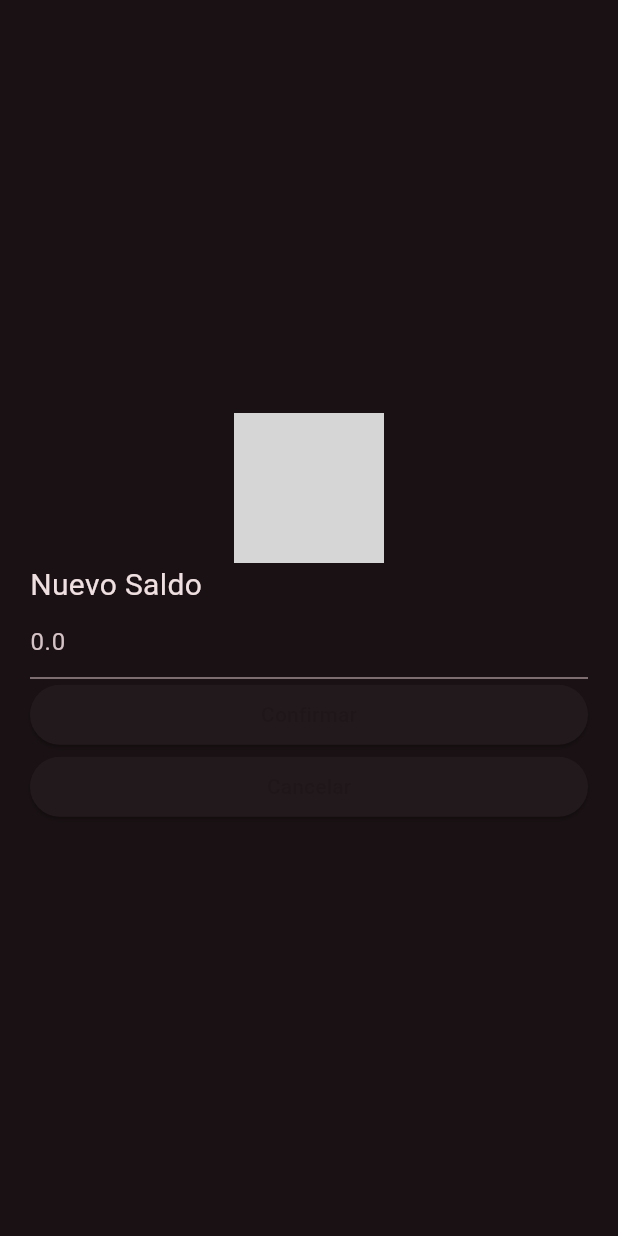
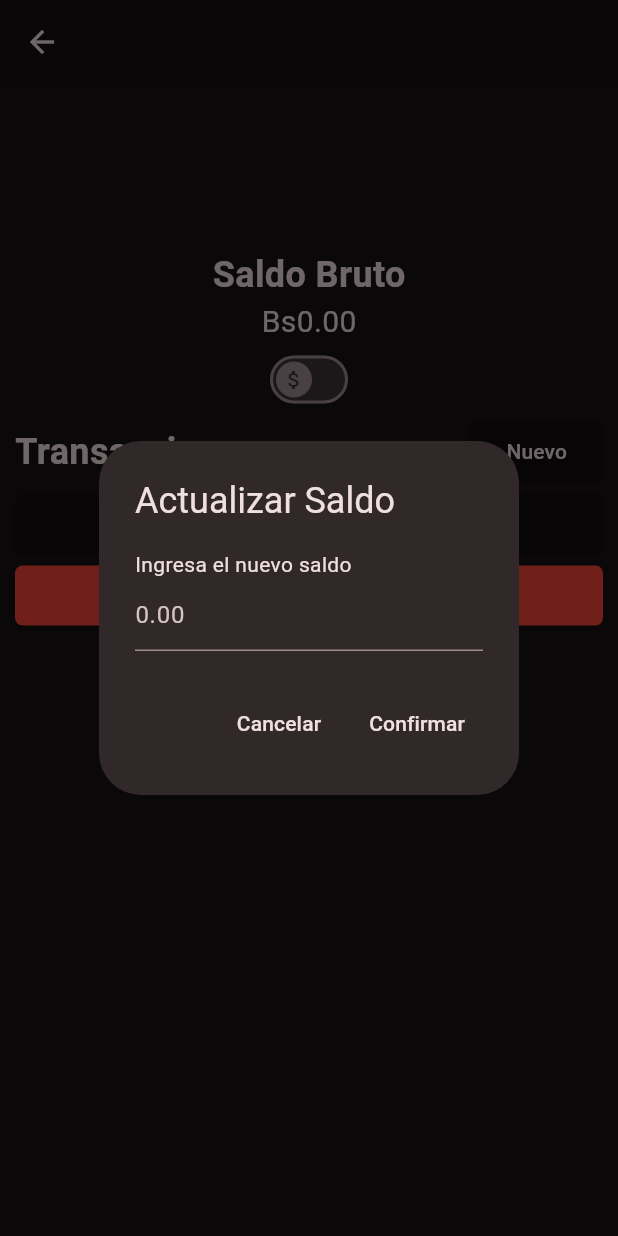
Before and after one commit to Eeshe/fundy, a Flutter app: the AccountPage screen opened directly with empty values, after a tap on "Actualizar Saldo", on a phone screen of 412 x 824 dp. Run offline on Flutter 3.47's test engine with Material 3 defaults, Android fonts, the phone set to English and light mode, and no system bars; our stand-ins replace flutter_colorpicker, flutter_expandable_fab, hive, local_auth, month_picker_dialog, percent_indicator and 1 more; missing offline and left inert: coingecko_api; accounts and stored records are empty; generated files the repository leaves out were written again; network calls fail; grey boxes are pictures that could not be loaded.

Commit message:
feat: Stylized account balance update

```diff
--- a/lib/l10n/app_en.arb
+++ b/lib/l10n/app_en.arb
@@ -59,6 +59,7 @@
   "lessThanZeroPaidAmount": "Paid amount can't be lower than 0",
   "paidAmountHigherThanExpenseAmount": "Paid amount can't be higher than the Expense's amount",
   "newBalance": "New Balance",
+  "newBalanceInstructions": "Enter the updated balance",
   "emptyNewBalance": "Please enter a new balance",
   "lessThanZeroNewBalance": "New balance can't be lower than 0",
   "balanceUpdate": "Balance Update",
--- a/lib/l10n/app_es.arb
+++ b/lib/l10n/app_es.arb
@@ -59,6 +59,7 @@
   "lessThanZeroPaidAmount": "El monto pagado no puede ser menor que 0",
   "paidAmountHigherThanExpenseAmount": "El monto pagado no puede ser mayor que el monto del gasto",
   "newBalance": "Nuevo Saldo",
+  "newBalanceInstructions": "Ingresa el nuevo saldo",
   "emptyNewBalance": "Por favor ingresa un nuevo saldo",
   "lessThanZeroNewBalance": "El nuevo saldo no puede ser menor que 0",
   "balanceUpdate": "Actualización de Saldo",
--- a/lib/ui/pages/account_page.dart
+++ b/lib/ui/pages/account_page.dart
@@ -8,7 +8,7 @@ import 'package:finman/core/services/conversion_service.dart';
 import 'package:finman/core/services/saving_service.dart';
 import 'package:finman/ui/pages/saving_form_page.dart';
 import 'package:finman/ui/pages/transaction_form_page.dart';
-import 'package:finman/ui/pages/update_balance_page.dart';
+import 'package:finman/ui/pages/update_account_balance_dialog.dart';
 import 'package:finman/ui/shared/localization.dart';
 import 'package:finman/ui/shared/widgets/account_icon_widget.dart';
 import 'package:finman/ui/shared/widgets/scrollable_page_widget.dart';
@@ -276,10 +276,9 @@ class AccountPageState extends State<AccountPage> {
                 RoundedRectangleBorder(borderRadius: BorderRadius.circular(5)),
           ),
           onPressed: () async {
-            await Navigator.push(
-                context,
-                MaterialPageRoute(
-                    builder: (context) => UpdateBalancePage(widget._account)));
+            await showDialog(
+                context: context,
+                builder: (context) => UpdateBalanceDialog(widget._account));
             setState(() {});
           },
           child: Text(
--- /dev/null
+++ b/lib/ui/pages/update_account_balance_dialog.dart
@@ -0,0 +1,83 @@
+import 'package:finman/core/models/account.dart';
+import 'package:finman/core/models/transaction.dart';
+import 'package:finman/ui/shared/localization.dart';
+import 'package:finman/ui/shared/widgets/text_input_widget.dart';
+import 'package:flutter/material.dart';
+
+class UpdateBalanceDialog extends StatefulWidget {
+  final Account _account;
+
+  const UpdateBalanceDialog(this._account, {super.key});
+
+  @override
+  State<StatefulWidget> createState() => UpdateBalanceDialogStage();
+}
+
+class UpdateBalanceDialogStage extends State<UpdateBalanceDialog> {
+  final GlobalKey<FormState> _formKey = GlobalKey<FormState>();
+  final TextEditingController _newBalanceInputController =
+      TextEditingController();
+
+  @override
+  Widget build(BuildContext context) {
+    return AlertDialog(
+      title: Text(getAppLocalizations(context)!.updateBalance),
+      content: Column(
+        mainAxisSize: MainAxisSize.min,
+        crossAxisAlignment: CrossAxisAlignment.start,
+        children: [
+          Text(getAppLocalizations(context)!.newBalanceInstructions),
+          Form(
+            key: _formKey,
+            child: TextInputWidget(
+              inputController: _newBalanceInputController,
+              hintText: "0.00",
+              textInputType:
+                  const TextInputType.numberWithOptions(decimal: true),
+              validator: (value) {
+                if (value == null || value.isEmpty) {
+                  return getAppLocalizations(context)!.emptyNewBalance;
+                }
+                if (RegExp(r'[A-Za-z,]+').hasMatch(value.toString())) {
+                  return getAppLocalizations(context)!.nonNumberAmount;
+                }
+                if (double.parse(value) < 0) {
+                  return getAppLocalizations(context)!.lessThanZeroNewBalance;
+                }
+                return null;
+              },
+            ),
+          )
+        ],
+      ),
+      actions: [
+        TextButton(
+          onPressed: () {
+            Navigator.pop(context);
+          },
+          child: Text(
+            getAppLocalizations(context)!.cancel,
+            style: TextStyle(color: Theme.of(context).colorScheme.onBackground),
+          ),
+        ),
+        TextButton(
+          onPressed: () {
+            if (!_formKey.currentState!.validate()) return;
+
+            String description = getAppLocalizations(context)!.balanceUpdate;
+            double amount = double.parse(_newBalanceInputController.text) -
+                widget._account.balance;
+            widget._account.addTransaction(Transaction(
+                widget._account.id, description, DateTime.now(), amount));
+            FocusManager.instance.primaryFocus?.unfocus();
+            Navigator.pop(context);
+          },
+          child: Text(
+            getAppLocalizations(context)!.confirm,
+            style: TextStyle(color: Theme.of(context).colorScheme.onBackground),
+          ),
+        )
+      ],
+    );
+  }
+}
--- a/lib/ui/pages/update_balance_page.dart
+++ /dev/null
@@ -1,102 +0,0 @@
-import 'package:finman/core/models/account.dart';
-import 'package:finman/core/models/transaction.dart';
-import 'package:finman/ui/shared/localization.dart';
-import 'package:finman/ui/shared/widgets/account_icon_widget.dart';
-import 'package:flutter/material.dart';
-
-class UpdateBalancePage extends StatefulWidget {
-  final Account _account;
-
-  const UpdateBalancePage(this._account, {super.key});
-
-  @override
-  State<StatefulWidget> createState() => UpdateBalancePageStage();
-}
-
-class UpdateBalancePageStage extends State<UpdateBalancePage> {
-  final GlobalKey<FormState> _formKey = GlobalKey<FormState>();
-  final TextEditingController _newBalanceInputController =
-      TextEditingController();
-
-  final TextStyle _inputLabelStyle = const TextStyle(fontSize: 20);
-
-  @override
-  Widget build(BuildContext context) {
-    return Scaffold(
-      resizeToAvoidBottomInset: false,
-      body: Padding(
-        padding: const EdgeInsets.all(20),
-        child: Form(
-          key: _formKey,
-          child: Column(
-            mainAxisAlignment: MainAxisAlignment.center,
-            crossAxisAlignment: CrossAxisAlignment.start,
-            children: [
-              Center(
-                child: AccountIconWidget(widget._account.iconPath, 100, 100),
-              ),
-              Text(
-                getAppLocalizations(context)!.newBalance,
-                style: _inputLabelStyle,
-              ),
-              TextFormField(
-                controller: _newBalanceInputController,
-                decoration: InputDecoration(
-                    hintText: widget._account.balance.toString()),
-                validator: (value) {
-                  if (value == null || value.isEmpty) {
-                    return getAppLocalizations(context)!.emptyNewBalance;
-                  }
-                  if (RegExp(r'[A-Za-z,]+').hasMatch(value.toString())) {
-                    return getAppLocalizations(context)!.nonNumberAmount;
-                  }
-                  if (double.parse(value) < 0) {
-                    return getAppLocalizations(context)!.lessThanZeroNewBalance;
-                  }
-                  return null;
-                },
-                keyboardType:
-                    const TextInputType.numberWithOptions(decimal: true),
-              ),
-              Row(
-                children: [
-                  Expanded(
-                      child: ElevatedButton(
-                    onPressed: () {
-                      if (!_formKey.currentState!.validate()) return;
-
-                      String description =
-                          getAppLocalizations(context)!.balanceUpdate;
-                      double amount =
-                          double.parse(_newBalanceInputController.text) -
-                              widget._account.balance;
-                      widget._account.addTransaction(Transaction(
-                          widget._account.id,
-                          description,
-                          DateTime.now(),
-                          amount));
-                      FocusManager.instance.primaryFocus?.unfocus();
-                      Navigator.pop(context);
-                    },
-                    child: Text(getAppLocalizations(context)!.confirm),
-                  ))
-                ],
-              ),
-              Row(
-                children: [
-                  Expanded(
-                      child: ElevatedButton(
-                    onPressed: () {
-                      Navigator.pop(context);
-                    },
-                    child: Text(getAppLocalizations(context)!.cancel),
-                  ))
-                ],
-              ),
-            ],
-          ),
-        ),
-      ),
-    );
-  }
-}
--- a/lib/ui/shared/widgets/text_input_widget.dart
+++ b/lib/ui/shared/widgets/text_input_widget.dart
@@ -25,7 +25,7 @@ class TextInputState extends State<TextInputWidget> {
       decoration: InputDecoration(
         hintText: widget.hintText,
         focusColor: Theme.of(context).colorScheme.primary,
-      ),
+        errorMaxLines: 2),
       keyboardType: widget.textInputType,
       validator: widget.validator,
     );
```
